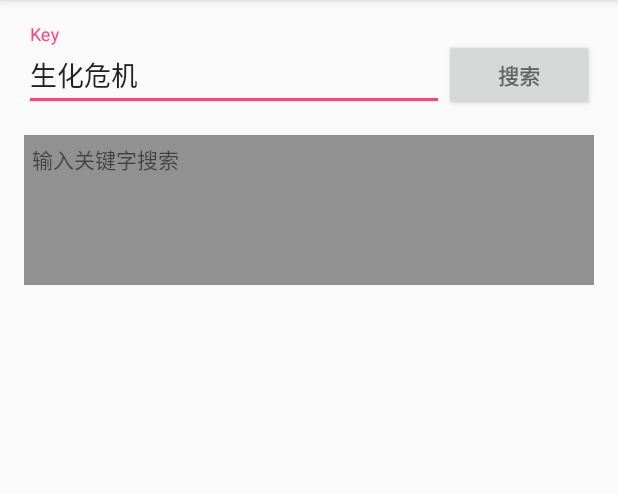
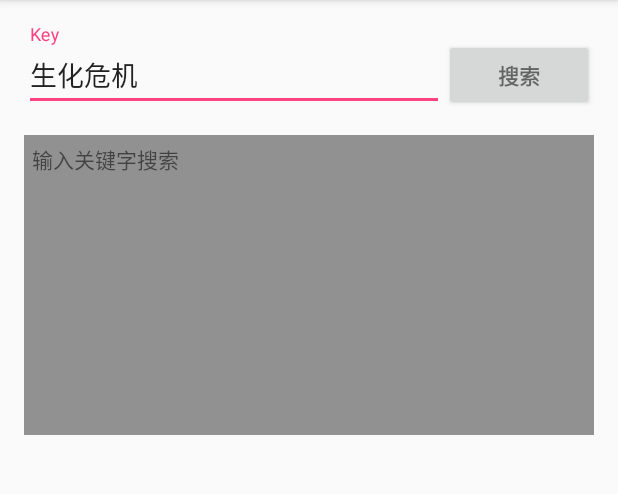
Before and after one commit to ruilin/MovieEyes, an Android app: the screen it shows after launch (MainActivity), on a phone screen of 412 x 824 dp, the part 84-578 px from its top. Run offline under Robolectric (Android 15) with nearby library versions, the phone set to English and light mode, and no system bars; 1 statement that could not run was skipped.

Commit message:
优化UI

```diff
--- a/app/src/main/res/layout/activity_main.xml
+++ b/app/src/main/res/layout/activity_main.xml
@@ -80,7 +80,7 @@
                     android:id="@+id/tv_url"
                     android:layout_width="match_parent"
                     android:layout_height="match_parent"
-                    android:minHeight="100dp"
+                    android:minHeight="200dp"
                     android:layout_gravity="center_horizontal"
                     android:layout_marginTop="16dp"
                     android:background="@color/bg_gray"
```
